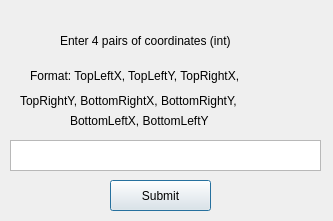
Above: view/zonelist.ui from ms337/yoloV3RaspberryPi before the change. Below: the same form after it.
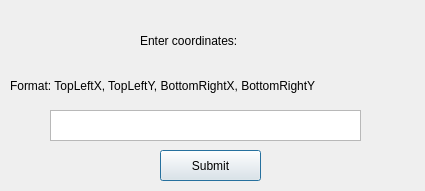
That is the form after the change.

```diff
--- a/view/zonelist.ui
+++ b/view/zonelist.ui
@@ -6,8 +6,8 @@
    <rect>
     <x>0</x>
     <y>0</y>
-    <width>333</width>
-    <height>221</height>
+    <width>425</width>
+    <height>191</height>
    </rect>
   </property>
   <property name="windowTitle">
@@ -16,21 +16,21 @@
   <widget class="QLabel" name="label">
    <property name="geometry">
     <rect>
-     <x>60</x>
+     <x>140</x>
      <y>10</y>
-     <width>231</width>
+     <width>141</width>
      <height>61</height>
     </rect>
    </property>
    <property name="text">
-    <string>Enter 4 pairs of coordinates (int)</string>
+    <string>Enter coordinates:</string>
    </property>
   </widget>
   <widget class="QPushButton" name="pushButton">
    <property name="geometry">
     <rect>
-     <x>110</x>
-     <y>180</y>
+     <x>160</x>
+     <y>150</y>
      <width>101</width>
      <height>31</height>
     </rect>
@@ -42,8 +42,8 @@
   <widget class="QTextEdit" name="textEdit">
    <property name="geometry">
     <rect>
-     <x>10</x>
-     <y>140</y>
+     <x>50</x>
+     <y>110</y>
      <width>311</width>
      <height>31</height>
     </rect>
@@ -52,40 +52,14 @@
   <widget class="QLabel" name="label_2">
    <property name="geometry">
     <rect>
-     <x>30</x>
-     <y>60</y>
-     <width>271</width>
+     <x>10</x>
+     <y>70</y>
+     <width>401</width>
      <height>31</height>
     </rect>
    </property>
    <property name="text">
-    <string>Format: TopLeftX, TopLeftY, TopRightX,</string>
-   </property>
-  </widget>
-  <widget class="QLabel" name="label_3">
-   <property name="geometry">
-    <rect>
-     <x>20</x>
-     <y>90</y>
-     <width>291</width>
-     <height>21</height>
-    </rect>
-   </property>
-   <property name="text">
-    <string>TopRightY, BottomRightX, BottomRightY, </string>
-   </property>
-  </widget>
-  <widget class="QLabel" name="label_4">
-   <property name="geometry">
-    <rect>
-     <x>70</x>
-     <y>110</y>
-     <width>191</width>
-     <height>21</height>
-    </rect>
-   </property>
-   <property name="text">
-    <string>BottomLeftX, BottomLeftY</string>
+    <string>Format: TopLeftX, TopLeftY, BottomRightX, BottomRightY</string>
    </property>
   </widget>
  </widget>
```
